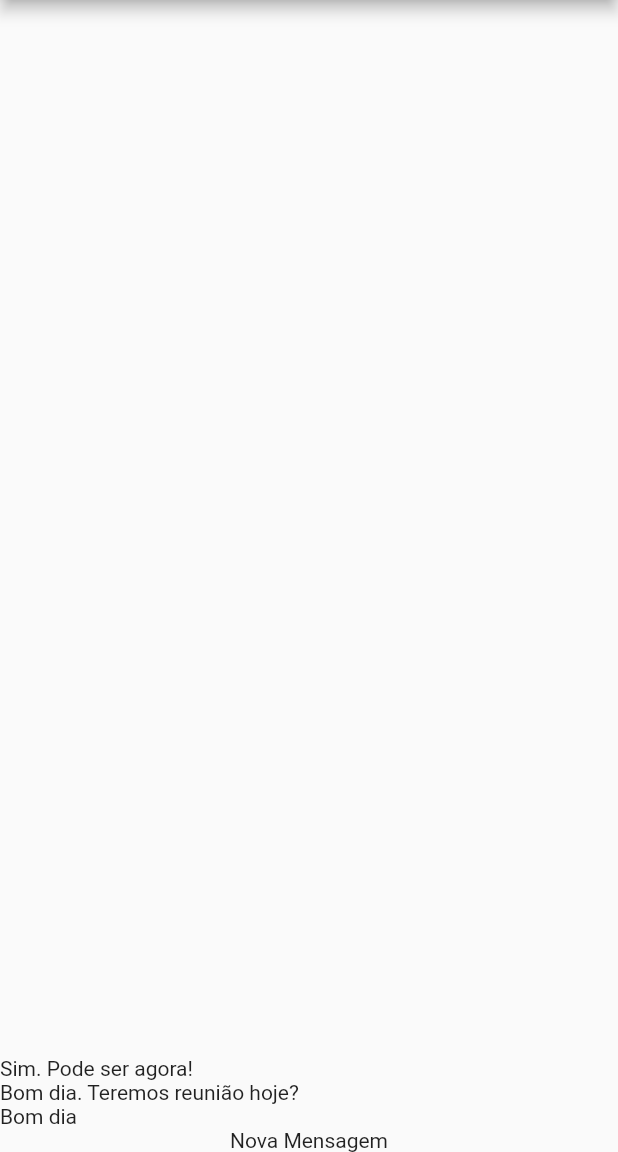
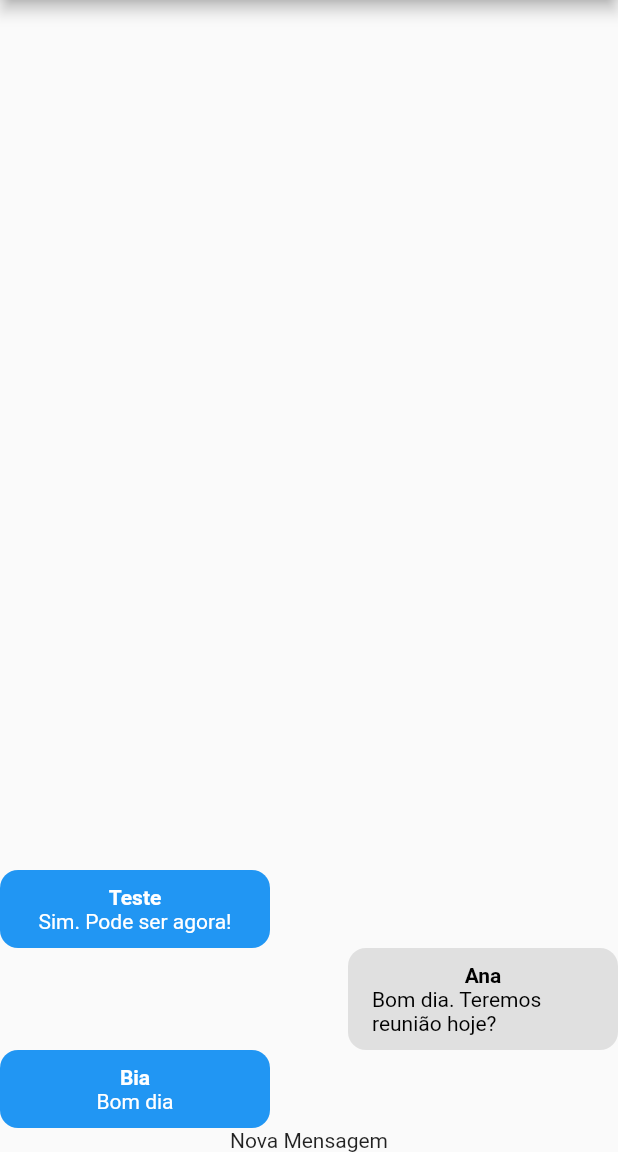
Before and after one commit to juniorlatalisa/cod3r_flutter, a Flutter app: the screen it shows after launch, on a phone screen of 412 x 824 dp, the part 84-1236 px from its top. Run offline on Flutter 3.47's test engine with Material 2 defaults, Android fonts, the phone set to English and light mode, and no system bars; our stand-ins replace google_maps_flutter, image_picker, location, shared_preferences, sqflite; accounts and stored records are empty.

Commit message:
Aplicação de Chat - Firebase, Upload Imagem e Push Notifications: Componente Message Bubble #01

```diff
--- /dev/null
+++ b/curso_flutter/chat/lib/components/message_bubble.dart
@@ -0,0 +1,56 @@
+import 'package:chat/core/models/chat_message.dart';
+import 'package:flutter/material.dart';
+
+class MessageBubble extends StatelessWidget {
+  final ChatMessage message;
+  final bool belongsToCurrentUser;
+
+  const MessageBubble({
+    Key? key,
+    required this.message,
+    required this.belongsToCurrentUser,
+  }) : super(key: key);
+
+  @override
+  Widget build(BuildContext context) {
+    return Row(
+      mainAxisAlignment: belongsToCurrentUser
+          ? MainAxisAlignment.end
+          : MainAxisAlignment.start,
+      children: [
+        Container(
+          decoration: BoxDecoration(
+            color: belongsToCurrentUser
+                ? Colors.grey.shade300
+                : Theme.of(context).colorScheme.primary,
+            borderRadius: const BorderRadius.all(
+              Radius.circular(12),
+            ),
+          ),
+          width: 180,
+          padding: const EdgeInsets.symmetric(
+            vertical: 10,
+            horizontal: 16,
+          ),
+          child: Column(
+            children: [
+              Text(
+                message.userName,
+                style: TextStyle(
+                  color: belongsToCurrentUser ? Colors.black : Colors.white,
+                  fontWeight: FontWeight.bold,
+                ),
+              ),
+              Text(
+                message.text,
+                style: TextStyle(
+                  color: belongsToCurrentUser ? Colors.black : Colors.white,
+                ),
+              ),
+            ],
+          ),
+        ),
+      ],
+    );
+  }
+}
--- a/curso_flutter/chat/lib/components/messages.dart
+++ b/curso_flutter/chat/lib/components/messages.dart
@@ -1,4 +1,6 @@
+import 'package:chat/components/message_bubble.dart';
 import 'package:chat/core/models/chat_message.dart';
+import 'package:chat/core/services/auth/auth_service.dart';
 import 'package:chat/core/services/chat/chat_service.dart';
 import 'package:flutter/material.dart';
 
@@ -7,6 +9,7 @@ class Messages extends StatelessWidget {
 
   @override
   Widget build(BuildContext context) {
+    final currentUser = AuthService().currentUser;
     return StreamBuilder<List<ChatMessage>>(
       stream: ChatService().messagesStream(),
       builder: (ctx, snapshot) {
@@ -19,7 +22,11 @@ class Messages extends StatelessWidget {
           return ListView.builder(
             reverse: true,
             itemCount: msgs.length,
-            itemBuilder: (ctx, i) => Text(msgs[i].text),
+            itemBuilder: (ctx, i) => MessageBubble(
+              key: ValueKey(msgs[i].id),
+              message: msgs[i],
+              belongsToCurrentUser: currentUser?.id == msgs[i].userId,
+            ),
           );
         }
       },
--- a/curso_flutter/chat/lib/core/services/auth/auth_mock_service.dart
+++ b/curso_flutter/chat/lib/core/services/auth/auth_mock_service.dart
@@ -7,9 +7,9 @@ import 'package:chat/core/services/auth/auth_service.dart';
 
 class AuthMockService implements AuthService {
   static const _defaultUser = ChatUser(
-    id: '1',
-    name: 'Teste',
-    email: 'teste@cod3r.com.br',
+    id: '456',
+    name: 'Ana',
+    email: 'ana@cod3r.com.br',
     imageURL: 'assets/images/avatar.png',
   );
 
```
